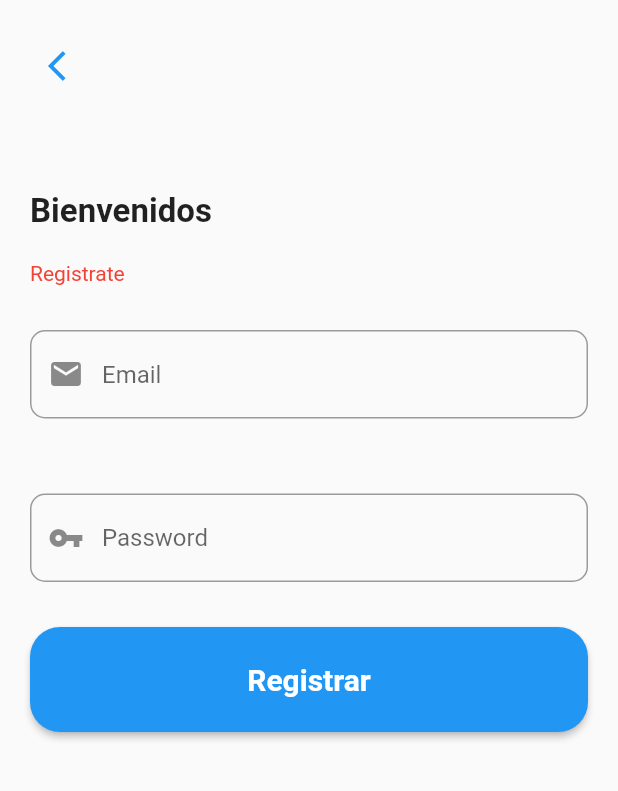
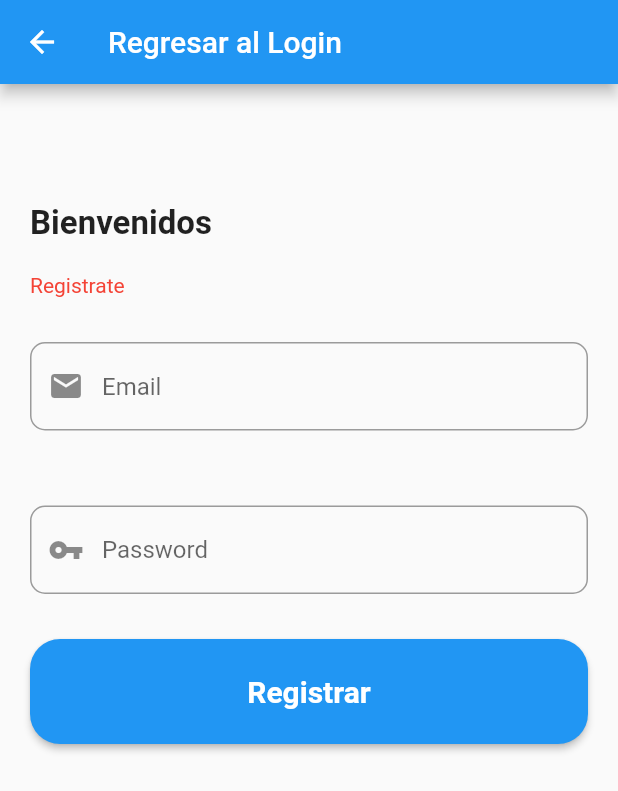
Before and after one commit to BryanHerrera04/proyecto-final-flutter-eis, a Flutter app: the Register screen opened directly, on a phone screen of 412 x 824 dp. Shown: the top 791 px of the screen. Run offline on Flutter 3.47's test engine with Material 2 defaults, Android fonts, the phone set to English and light mode, and no system bars; our stand-ins replace firebase_core, google_fonts, hexcolor; missing offline and left inert: dart:html; accounts and stored records are empty.

Commit message:
29-09-21

```diff
--- a/lib/screens/register.dart
+++ b/lib/screens/register.dart
@@ -1,9 +1,7 @@
 import 'package:flutter/material.dart';
+import 'package:provider/provider.dart';
 
 class Register extends StatefulWidget {
-  final Function? toggleScreen;
-
-  const Register({Key? key, this.toggleScreen}) : super(key: key);
   @override
   _RegisterState createState() => _RegisterState();
 }
@@ -30,6 +28,9 @@ class _RegisterState extends State<Register> {
   @override
   Widget build(BuildContext context) {
     return Scaffold(
+      appBar: AppBar(
+        title: Text('Regresar al Login'),
+      ),
       body: SafeArea(
         child: SingleChildScrollView(
           child: Padding(
@@ -39,10 +40,6 @@ class _RegisterState extends State<Register> {
               child: Column(
                 crossAxisAlignment: CrossAxisAlignment.start,
                 children: [
-                  IconButton(
-                      onPressed: () {},
-                      icon: Icon(Icons.arrow_back_ios,
-                          color: Theme.of(context).primaryColor)),
                   SizedBox(height: 60),
                   Text(
                     'Bienvenidos',
@@ -86,8 +83,6 @@ class _RegisterState extends State<Register> {
                   ),
                   MaterialButton(
                     onPressed: () {
-                      //Acá voy
-
                       if (_formkey.currentState!.validate()) {
                         print('Email: ${_emailController}');
                         print('Email: ${_passwordController}');
```
Also changed, not shown: lib/Pages/home_page.dart (+1 -20 lines), lib/screens/Authentication/authentication.dart (deleted, +0 -26 lines), lib/screens/Authentication/login.dart (+16 -6 lines), lib/screens/homeScreens/home.screens.dart (added, +15 -0 lines).
